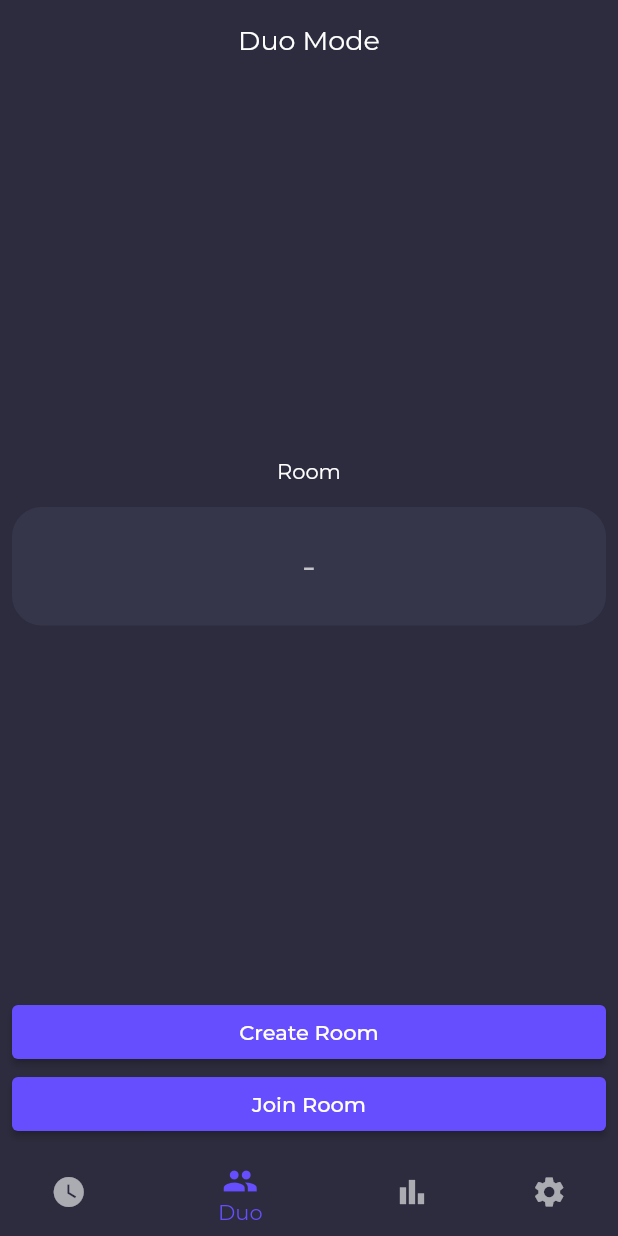
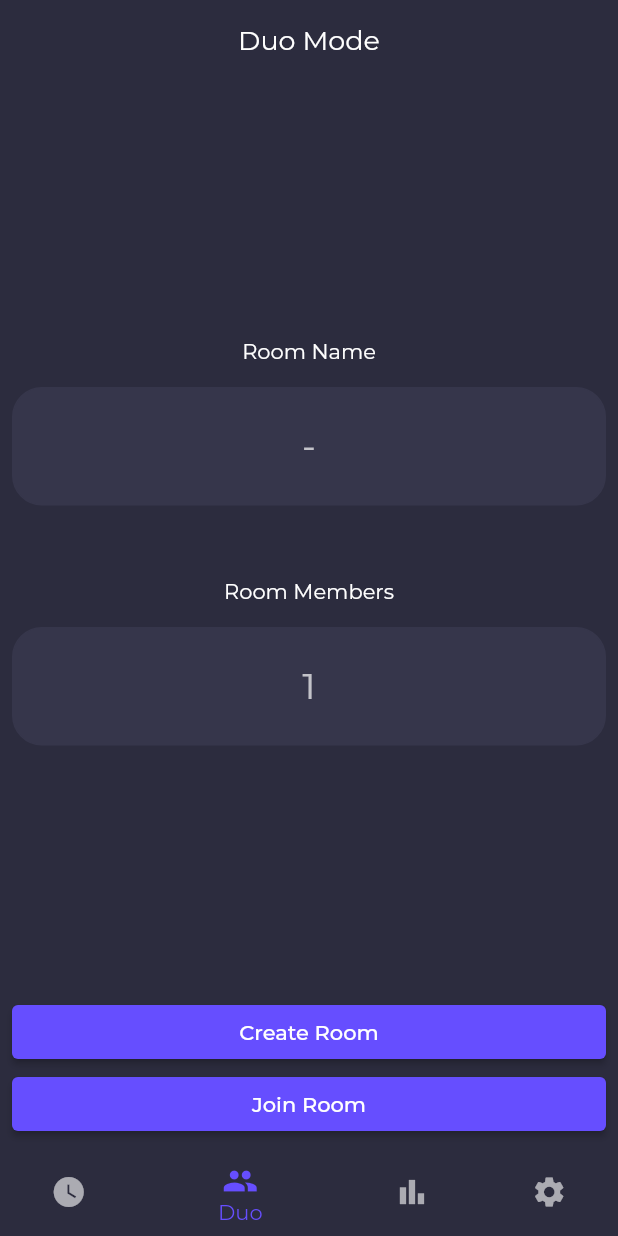
Before and after one commit to nandbyte/pomoduo, a Flutter app: the screen it shows after launch, item 2 of the bottom bar chosen, on a phone screen of 412 x 824 dp. Run offline on Flutter 3.47's test engine with Material 2 defaults, Android fonts, the phone set to English and light mode, and no system bars; our stand-ins replace cloud_firestore, custom_radio_grouped_button, firebase_auth, firebase_core, google_fonts, google_sign_in and 2 more; accounts and stored records are empty.

Commit message:
Added room members and room name copying

```diff
--- a/lib/pages/duo_page.dart
+++ b/lib/pages/duo_page.dart
@@ -1,4 +1,5 @@
 import 'package:flutter/material.dart';
+import 'package:flutter/services.dart';
 import 'package:google_fonts/google_fonts.dart';
 import 'package:pomoduo/providers/google_signin_provider.dart';
 import 'package:pomoduo/providers/room_provider.dart';
@@ -46,15 +47,13 @@ class _DuoPageState extends State<DuoPage> {
         starstAt: date,
         status: false,
         focusDuration: context.read<TimerProvider>().focusDuration ~/ 60,
-        shortBreakDuration:
-            context.read<TimerProvider>().shortBreakDuration ~/ 60,
-        longBreakDuration:
-            context.read<TimerProvider>().longBreakDuration ~/ 60);
+        shortBreakDuration: context.read<TimerProvider>().shortBreakDuration ~/ 60,
+        longBreakDuration: context.read<TimerProvider>().longBreakDuration ~/ 60);
 
     bool result = await room.createRoom();
     if (result) {
-      context.read<TimerProvider>().updateFromFetch(room.focusDuration * 60,
-          room.longBreakDuration * 60, room.shortBreakDuration * 60);
+      context.read<TimerProvider>().updateFromFetch(
+          room.focusDuration * 60, room.longBreakDuration * 60, room.shortBreakDuration * 60);
       context.read<RoomProvider>().changeRoomName(room.roomName);
     } else {
       _showToast(context, "Room already exists: $roomName");
@@ -65,6 +64,7 @@ class _DuoPageState extends State<DuoPage> {
     final scaffold = ScaffoldMessenger.of(context);
     scaffold.showSnackBar(
       SnackBar(
+        duration: const Duration(seconds: 2),
         backgroundColor: PomoduoColor.foregroundColor,
         content: Text(
           toastText,
@@ -91,8 +91,8 @@ class _DuoPageState extends State<DuoPage> {
     var room = await joinRoom(roomName.toString());
 
     if (room.roomName.toString() != '-1') {
-      context.read<TimerProvider>().updateFromFetch(room.focusDuration * 60,
-          room.longBreakDuration * 60, room.shortBreakDuration * 60);
+      context.read<TimerProvider>().updateFromFetch(
+          room.focusDuration * 60, room.longBreakDuration * 60, room.shortBreakDuration * 60);
       context.read<RoomProvider>().changeRoomName(room.roomName);
       addJoinHistory(roomName.toString(), DateTime.now().toString(),
           context.read<GoogleSignInProvider>().documentId.toString());
@@ -130,8 +130,7 @@ class _DuoPageState extends State<DuoPage> {
           actions: [
             ElevatedButton(
               style: ButtonStyle(
-                backgroundColor:
-                    MaterialStateProperty.all<Color>(PomoduoColor.themeColor),
+                backgroundColor: MaterialStateProperty.all<Color>(PomoduoColor.themeColor),
                 foregroundColor: MaterialStateProperty.all<Color>(Colors.white),
               ),
               onPressed: _enterRoomId,
@@ -160,10 +159,8 @@ class _DuoPageState extends State<DuoPage> {
           actions: [
             ElevatedButton(
               style: ButtonStyle(
-                backgroundColor:
-                    MaterialStateProperty.all<Color>(PomoduoColor.themeColor),
-                foregroundColor:
-                    MaterialStateProperty.all<Color>(Colors.white60),
+                backgroundColor: MaterialStateProperty.all<Color>(PomoduoColor.themeColor),
+                foregroundColor: MaterialStateProperty.all<Color>(Colors.white60),
               ),
               onPressed: _enterRoomId,
               child: const Text(
@@ -191,7 +188,7 @@ class _DuoPageState extends State<DuoPage> {
           height: 36,
         ),
         const Center(
-          child: RoomName(),
+          child: RoomDetails(),
         ),
         const SizedBox(
           height: 16,
@@ -203,10 +200,8 @@ class _DuoPageState extends State<DuoPage> {
               children: [
                 ElevatedButton(
                   style: ButtonStyle(
-                    backgroundColor: MaterialStateProperty.all<Color>(
-                        PomoduoColor.themeColor),
-                    foregroundColor:
-                        MaterialStateProperty.all<Color>(Colors.white),
+                    backgroundColor: MaterialStateProperty.all<Color>(PomoduoColor.themeColor),
+                    foregroundColor: MaterialStateProperty.all<Color>(Colors.white),
                   ),
                   onPressed: _createRoom,
                   child: const Text(
@@ -215,10 +210,8 @@ class _DuoPageState extends State<DuoPage> {
                 ),
                 ElevatedButton(
                   style: ButtonStyle(
-                    backgroundColor: MaterialStateProperty.all<Color>(
-                        PomoduoColor.themeColor),
-                    foregroundColor:
-                        MaterialStateProperty.all<Color>(Colors.white),
+                    backgroundColor: MaterialStateProperty.all<Color>(PomoduoColor.themeColor),
+                    foregroundColor: MaterialStateProperty.all<Color>(Colors.white),
                   ),
                   onPressed: _joinRoom,
                   child: const Text(
@@ -233,10 +226,8 @@ class _DuoPageState extends State<DuoPage> {
               children: [
                 ElevatedButton(
                   style: ButtonStyle(
-                    backgroundColor: MaterialStateProperty.all<Color>(
-                        PomoduoColor.themeColor),
-                    foregroundColor:
-                        MaterialStateProperty.all<Color>(Colors.white),
+                    backgroundColor: MaterialStateProperty.all<Color>(PomoduoColor.themeColor),
+                    foregroundColor: MaterialStateProperty.all<Color>(Colors.white),
                   ),
                   onPressed: _leaveRoom,
                   child: const Text(
@@ -252,8 +243,8 @@ class _DuoPageState extends State<DuoPage> {
   }
 }
 
-class RoomName extends StatelessWidget {
-  const RoomName({Key? key}) : super(key: key);
+class RoomDetails extends StatelessWidget {
+  const RoomDetails({Key? key}) : super(key: key);
 
   @override
   Widget build(BuildContext context) {
@@ -261,7 +252,60 @@ class RoomName extends StatelessWidget {
       return Column(
         children: [
           const Text(
-            "Room",
+            "Room Name",
+          ),
+          const SizedBox(height: 16),
+          GestureDetector(
+            onTap: () {
+              Clipboard.setData(
+                ClipboardData(
+                  text: roomProvider.roomName.toString(),
+                ),
+              );
+              ScaffoldMessenger.of(context).showSnackBar(
+                SnackBar(
+                  duration: const Duration(seconds: 2),
+                  backgroundColor: PomoduoColor.foregroundColor,
+                  content: Text(
+                    "Room name copied: ${roomProvider.roomName}",
+                    style: GoogleFonts.montserrat(
+                      textStyle: const TextStyle(color: Colors.white),
+                    ),
+                  ),
+                  action: SnackBarAction(
+                    label: "GOT IT",
+                    onPressed: ScaffoldMessenger.of(context).hideCurrentSnackBar,
+                    textColor: PomoduoColor.themeColor,
+                  ),
+                ),
+              );
+            },
+            child: Container(
+              padding: const EdgeInsets.all(24.0),
+              width: double.infinity,
+              decoration: BoxDecoration(
+                color: PomoduoColor.foregroundColor,
+                border: Border.all(
+                  color: PomoduoColor.foregroundColor,
+                ),
+                borderRadius: const BorderRadius.all(
+                  Radius.circular(20),
+                ),
+              ),
+              child: Center(
+                child: Text(
+                  roomProvider.roomName,
+                  style: const TextStyle(
+                    color: Colors.white70,
+                    fontSize: 24,
+                  ),
+                ),
+              ),
+            ),
+          ),
+          const SizedBox(height: 48),
+          const Text(
+            "Room Members",
           ),
           const SizedBox(height: 16),
           Container(
@@ -278,7 +322,7 @@ class RoomName extends StatelessWidget {
             ),
             child: Center(
               child: Text(
-                roomProvider.roomName,
+                roomProvider.numberOfUsers.toString(),
                 style: const TextStyle(
                   color: Colors.white70,
                   fontSize: 24,
```
